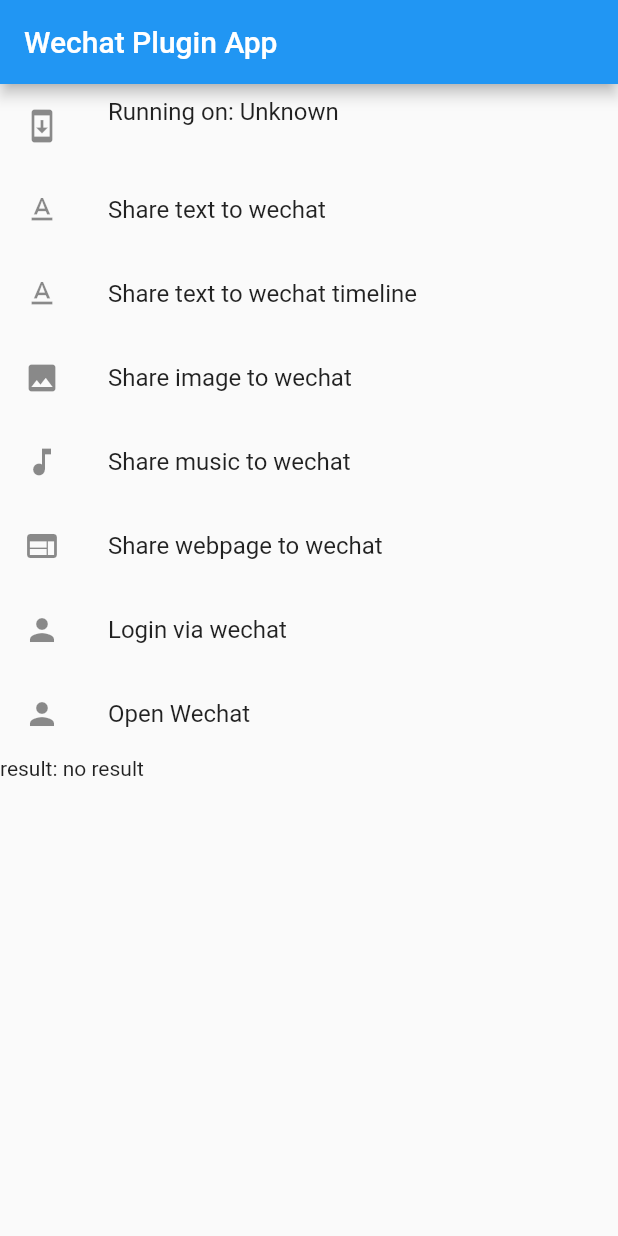
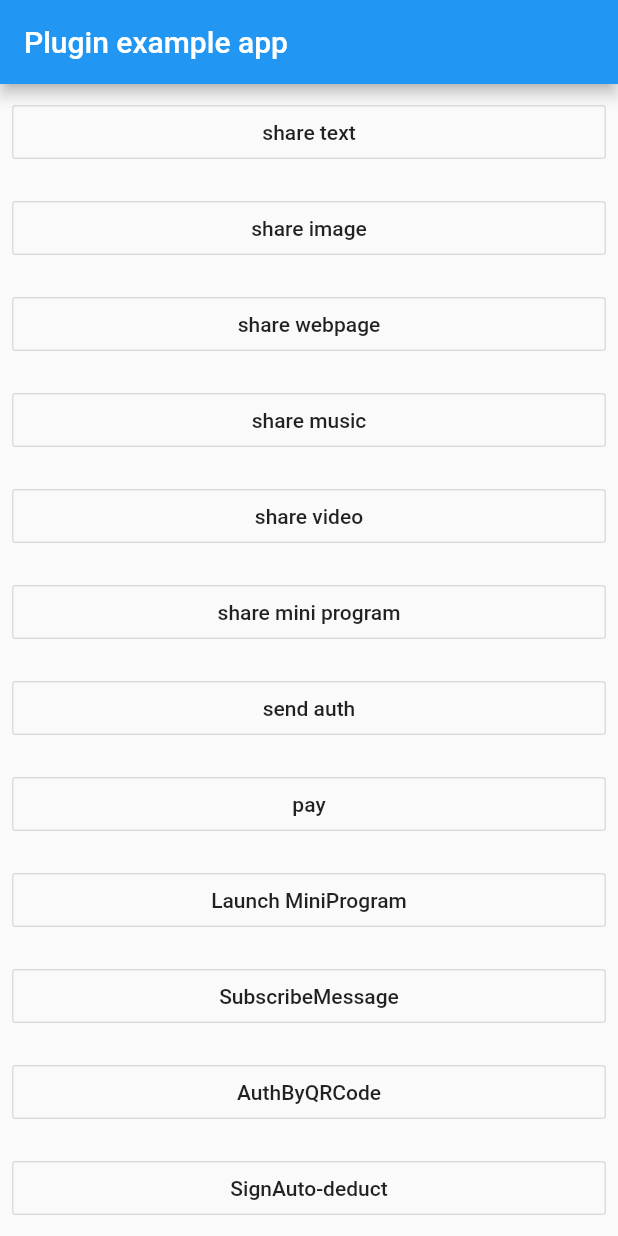
Before and after one commit to irfanm96/wechat-test, a Flutter app: the screen it shows after launch, on a phone screen of 412 x 824 dp. Run offline on Flutter 3.47's test engine with Material 2 defaults, Android fonts, the phone set to English and light mode, and no system bars; missing offline and left inert: fluwx.

Commit message:
Emergency Updates

```diff
--- a/lib/main.dart
+++ b/lib/main.dart
@@ -1,190 +1,188 @@
-import 'package:flutter/material.dart';
 import 'dart:async';
 
-import 'package:flutter/services.dart';
-import 'package:wechat/wechat.dart';
+import 'package:flutter/material.dart';
+import 'package:fluwx/fluwx.dart' as fluwx;
 
-void main() => runApp(MyApp());
+import 'send_auth.dart';
+/*
+import 'launch_mini_program_page.dart';
+
+import 'subscribe_message_page.dart';
+import 'auth_by_qr_code_page.dart';
+import 'pay_page.dart';
+import 'share_image_page.dart';
+import 'share_mini_program.dart';
+import 'share_music.dart';
+import 'share_text_image.dart';
+import 'share_video_page.dart';
+import 'share_web_page.dart';
+import 'sign_auto_deduct_page.dart';
+*/
+
+void main() => runApp(new MyApp());
 
 class MyApp extends StatefulWidget {
   @override
-  _MyAppState createState() => _MyAppState();
+  _MyAppState createState() => new _MyAppState();
 }
 
 class _MyAppState extends State<MyApp> {
-  String _platformVersion = 'Unknown';
-  String _result = 'no result';
-
   @override
   void initState() {
     super.initState();
-    initPlatformState();
-    Wechat.register('wx52be4f5f1e383173');
-    _result = 'no result';
-    print('inited');
+    _initFluwx();
+  }
+
+  _initFluwx() async {
+    await fluwx.registerWxApi(
+        appId: "wx52be4f5f1e383173",
+        doOnAndroid: true,
+        doOnIOS: true,
+        universalLink: "https://your.univerallink.com/link/");
+    var result = await fluwx.isWeChatInstalled();
+    print("is installed $result");
   }
 
   // Platform messages are asynchronous, so we initialize in an async method.
-  Future<void> initPlatformState() async {
-    String platformVersion;
-    // Platform messages may fail, so we use a try/catch PlatformException.
-    try {
-      platformVersion = await Wechat.platformVersion;
-    } on PlatformException {
-      platformVersion = 'Failed to get platform version.';
-    }
+  Future<void> initPlatformState() async {}
 
-    // If the widget was removed from the tree while the asynchronous platform
-    // message was in flight, we want to discard the reply rather than calling
-    // setState to update our non-existent appearance.
-    if (!mounted) return;
-
-    setState(() {
-      _platformVersion = platformVersion;
-    });
-  }
-
-  void _share (arguments) async {
-    try {
-      var result = await Wechat.share(arguments);
-      _result = result.toString() ?? 'null result';
-    } catch (e) {
-      _result = e.toString();
+  @override
+  Widget build(BuildContext context) {
+    return new MaterialApp(
+      routes: <String, WidgetBuilder>{
+//        "shareText": (context) => ShareTextPage(),
+//        "shareImage": (context) => ShareImagePage(),
+//        "shareWebPage": (context) => ShareWebPagePage(),
+//        "shareMusic": (context) => ShareMusicPage(),
+//        "shareVideo": (context) => ShareVideoPage(),
+        "sendAuth": (context) => SendAuthPage(),
+//        "shareMiniProgram": (context) => ShareMiniProgramPage(),
+//        "pay": (context) => PayPage(),
+//        "launchMiniProgram": (context) => LaunchMiniProgramPage(),
+//        "subscribeMessage": (ctx) => SubscribeMessagePage(),
+//        "AuthByQRCode": (ctx) => AuthByQRCodePage(),
+//        'AutoDeduct': (ctx) => SignAutoDeductPage(),
+      },
+      home: new Scaffold(
+          appBar: new AppBar(
+            title: const Text('Plugin example app'),
+          ),
+          body: ShareSelectorPage()),
+    );
   }
 }
 
-  void _shareText ([String to = 'session']) async {
-    var arguments = {
-      'to': to,
-      'text': 'Welcome to user flutter wechat plugin.'
-    };
-    await _share(arguments);
-  }
-
-  void _shareImage ([String to = 'session']) async {
-    _share({
-      'kind': 'image',
-      'to': to,
-      'resourceUrl': 'https://files.onmr.com/wild/2018/09/3177628278.jpg',
-      'url': 'https://wild.onmr.com/trails',
-      'title': '荒僧',
-      'description': '大丈夫当朝游碧海而暮苍梧'
-    });
-  }
-
-  void _shareMusic ([String to = 'session']) async {
-    _share({
-      'kind': 'music',
-      'to': to,
-      'resourceUrl': 'https://pantao.onmr.com/usr/uploads/2018/12/2839345471.mp3',
-      'url': 'https://pantao.onmr.com/demo-files',
-      'coverUrl': 'https://pantao.onmr.com/usr/uploads/2018/12/2293691504.jpg',
-      'title': 'Jingle Bells',
-      'description': 'Children\'s Christmas Favorites-Jingle Bells (Album Version)'
-    });
-  }
-
-  void _shareWebpage ([String to = 'session']) async {
-    _share({
-      'kind': 'webpage',
-      'to': to,
-      'url': 'https://pantao.onmr.com/demo-files',
-      'coverUrl': 'https://pantao.onmr.com/usr/uploads/2018/12/2293691504.jpg',
-      'title': 'Jingle Bells',
-      'description': 'Children\'s Christmas Favorites-Jingle Bells (Album Version)'
-    });
-  }
-
-  void _login () async {
-
-    print('trying to login');
-
-    var result = await Wechat.login({
-      'scope': 'snsapi_userinfo',
-      'state': 'wechat_sdk_demo_test'
-    }).then((d){
-
-      print('---------');
-      print(d);
-      print('---------EOL----');
-
-
-    });
-
-    _result = result.toString();
-    print(_result);
-
-  }
-
-  void _openWechat () async {
-    var result = await Wechat.openWechat();
-  }
-
+class ShareSelectorPage extends StatelessWidget {
   @override
   Widget build(BuildContext context) {
-    return MaterialApp(
-      home: Scaffold(
-        appBar: AppBar(
-          title: const Text('Wechat Plugin App'),
+    return Center(
+      child: new ListView(
+        children: <Widget>[
+          Padding(
+            padding: const EdgeInsets.all(8.0),
+            child: new OutlineButton(
+                onPressed: () {
+                  Navigator.of(context).pushNamed("shareText");
+                },
+                child: const Text("share text")),
           ),
-        body: ListView(
-          children: <Widget>[
-            ListTile(
-              leading: Icon(Icons.system_update),
-              title: Text('Running on: $_platformVersion\n'),
+          Padding(
+            padding: const EdgeInsets.all(8.0),
+            child: new OutlineButton(
+                onPressed: () {
+                  Navigator.of(context).pushNamed("shareImage");
+                },
+                child: const Text("share image")),
           ),
-            ListTile(
-              leading: Icon(Icons.text_format),
-              title: Text('Share text to wechat'),
-              onTap: () {
-                _shareText();
+          Padding(
+            padding: const EdgeInsets.all(8.0),
+            child: new OutlineButton(
+                onPressed: () {
+                  Navigator.of(context).pushNamed("shareWebPage");
                 },
+                child: const Text("share webpage")),
           ),
-            ListTile(
-              leading: Icon(Icons.text_format),
-              title: Text('Share text to wechat timeline'),
-              onTap: () {
-                _shareText('timeline');
+          Padding(
+            padding: const EdgeInsets.all(8.0),
+            child: new OutlineButton(
+                onPressed: () {
+                  Navigator.of(context).pushNamed("shareMusic");
                 },
+                child: const Text("share music")),
           ),
-            ListTile(
-              leading: Icon(Icons.image),
-              title: Text('Share image to wechat'),
-              onTap: () {
-                _shareImage();
+          Padding(
+            padding: const EdgeInsets.all(8.0),
+            child: new OutlineButton(
+                onPressed: () {
+                  Navigator.of(context).pushNamed("shareVideo");
                 },
+                child: const Text("share video")),
           ),
-            ListTile(
-              leading: Icon(Icons.music_note),
-              title: Text('Share music to wechat'),
-              onTap: () {
-                _shareMusic();
+          Padding(
+            padding: const EdgeInsets.all(8.0),
+            child: new OutlineButton(
+                onPressed: () {
+                  Navigator.of(context).pushNamed("shareMiniProgram");
                 },
+                child: const Text("share mini program")),
           ),
-            ListTile(
-              leading: Icon(Icons.web),
-              title: Text('Share webpage to wechat'),
-              onTap: () {
-                _shareWebpage();
+          Padding(
+            padding: const EdgeInsets.all(8.0),
+            child: new OutlineButton(
+                onPressed: () {
+                  Navigator.of(context).pushNamed("sendAuth");
                 },
+                child: const Text("send auth")),
           ),
-            ListTile(
-              leading: Icon(Icons.person),
-              title: Text('Login via wechat'),
-              onTap: () {
-                _login();
+          Padding(
+            padding: const EdgeInsets.all(8.0),
+            child: new OutlineButton(
+                onPressed: () {
+                  Navigator.of(context).pushNamed("pay");
                 },
+                child: const Text("pay")),
           ),
-            ListTile(
-              leading: Icon(Icons.person),
-              title: Text('Open Wechat'),
-              onTap: () {
-                _openWechat();
+          Padding(
+            padding: const EdgeInsets.all(8.0),
+            child: new OutlineButton(
+                onPressed: () {
+                  Navigator.of(context).pushNamed("launchMiniProgram");
                 },
+                child: const Text("Launch MiniProgram")),
           ),
-            Text('result: $_result')
+          Padding(
+            padding: const EdgeInsets.all(8.0),
+            child: new OutlineButton(
+                onPressed: () {
+                  Navigator.of(context).pushNamed("subscribeMessage");
+                },
+                child: const Text("SubscribeMessage")),
+          ),
+          Padding(
+            padding: const EdgeInsets.all(8.0),
+            child: new OutlineButton(
+                onPressed: () {
+                  Navigator.of(context).pushNamed("AuthByQRCode");
+                },
+                child: const Text("AuthByQRCode")),
+          ),
+          Padding(
+            padding: const EdgeInsets.all(8.0),
+            child: new OutlineButton(
+                onPressed: () {
+                  Navigator.of(context).pushNamed("AutoDeduct");
+                },
+                child: const Text("SignAuto-deduct")),
+          ),
+          Padding(
+            padding: const EdgeInsets.all(8.0),
+            child: new OutlineButton(
+                onPressed: () {
+                  fluwx.openWeChatApp();
+                },
+                child: const Text("Open WeChat App")),
+          ),
         ],
-        ),
       ),
     );
   }
--- a/pubspec.yaml
+++ b/pubspec.yaml
@@ -19,7 +19,9 @@ environment:
 dependencies:
   flutter:
     sdk: flutter
-  wechat: ^0.0.5
+  fluwx: ^1.1.4
+
+
 
 
   # The following adds the Cupertino Icons font to your application.
```
Also changed, not shown: lib/send_auth.dart (added, +57 -0 lines), pubspec.lock, 1 other file. Lines whose indentation alone changed are shown as unchanged.
